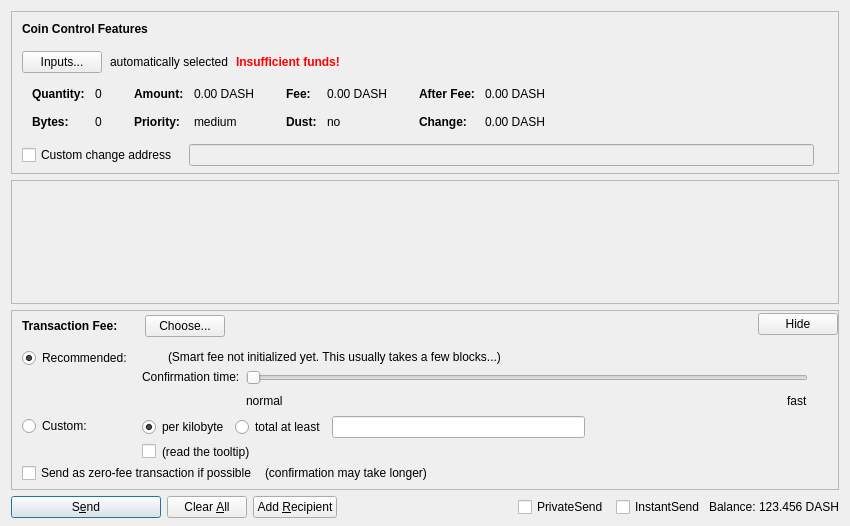
Above: src/qt/forms/sendcoinsdialog.ui from qazxswqw/q before the change. Below: the same form after it.
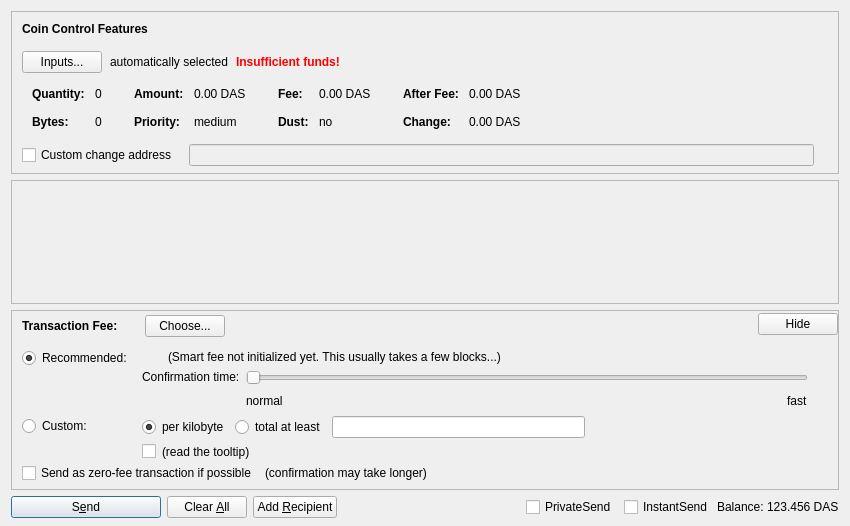
That is the form after the change. Custom widgets are drawn as their Qt base class.

The edit to the form file:
```diff
--- a/src/qt/forms/sendcoinsdialog.ui
+++ b/src/qt/forms/sendcoinsdialog.ui
@@ -324,7 +324,7 @@
                   <enum>Qt::ActionsContextMenu</enum>
                  </property>
                  <property name="text">
-                  <string notr="true">0.00 DASH</string>
+                  <string notr="true">0.00 DAS</string>
                  </property>
                  <property name="textInteractionFlags">
                   <set>Qt::LinksAccessibleByMouse|Qt::TextSelectableByKeyboard|Qt::TextSelectableByMouse</set>
@@ -404,7 +404,7 @@
                   <enum>Qt::ActionsContextMenu</enum>
                  </property>
                  <property name="text">
-                  <string notr="true">0.00 DASH</string>
+                  <string notr="true">0.00 DAS</string>
                  </property>
                  <property name="textInteractionFlags">
                   <set>Qt::LinksAccessibleByMouse|Qt::TextSelectableByKeyboard|Qt::TextSelectableByMouse</set>
@@ -484,7 +484,7 @@
                   <enum>Qt::ActionsContextMenu</enum>
                  </property>
                  <property name="text">
-                  <string notr="true">0.00 DASH</string>
+                  <string notr="true">0.00 DAS</string>
                  </property>
                  <property name="textInteractionFlags">
                   <set>Qt::LinksAccessibleByMouse|Qt::TextSelectableByKeyboard|Qt::TextSelectableByMouse</set>
@@ -513,7 +513,7 @@
                   <enum>Qt::ActionsContextMenu</enum>
                  </property>
                  <property name="text">
-                  <string notr="true">0.00 DASH</string>
+                  <string notr="true">0.00 DAS</string>
                  </property>
                  <property name="textInteractionFlags">
                   <set>Qt::LinksAccessibleByMouse|Qt::TextSelectableByKeyboard|Qt::TextSelectableByMouse</set>
@@ -1366,7 +1366,7 @@
           <cursorShape>IBeamCursor</cursorShape>
          </property>
          <property name="text">
-          <string notr="true">123.456 DASH</string>
+          <string notr="true">123.456 DAS</string>
          </property>
          <property name="textInteractionFlags">
           <set>Qt::LinksAccessibleByMouse|Qt::TextSelectableByKeyboard|Qt::TextSelectableByMouse</set>
```
Left out of the diff: 10 changed lines with no effect on the pictures.
